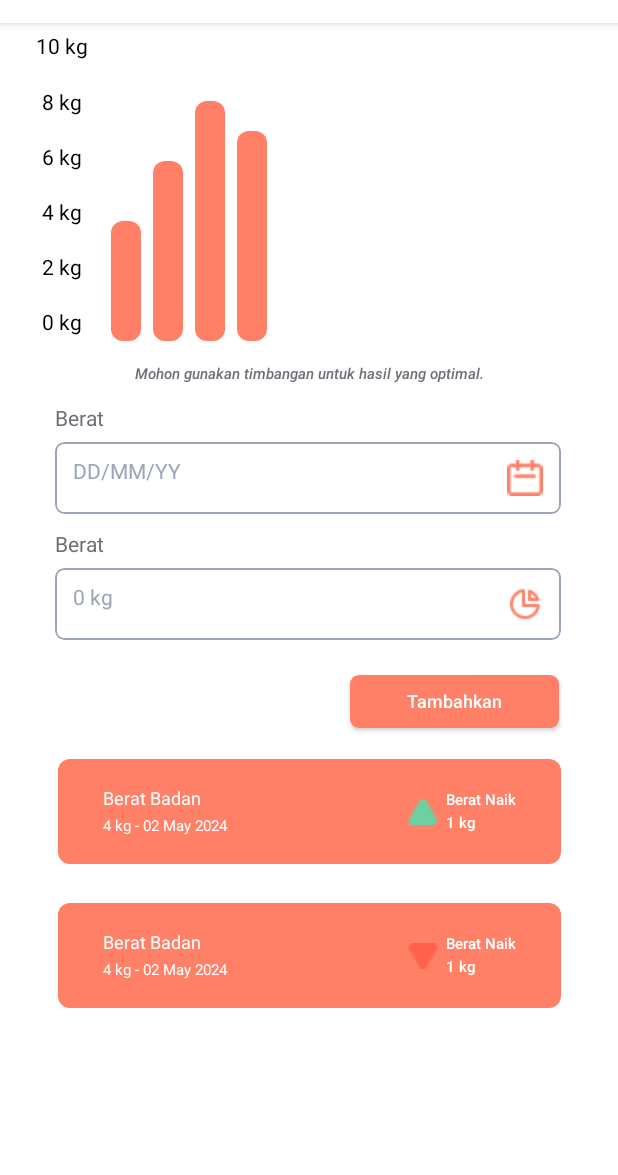
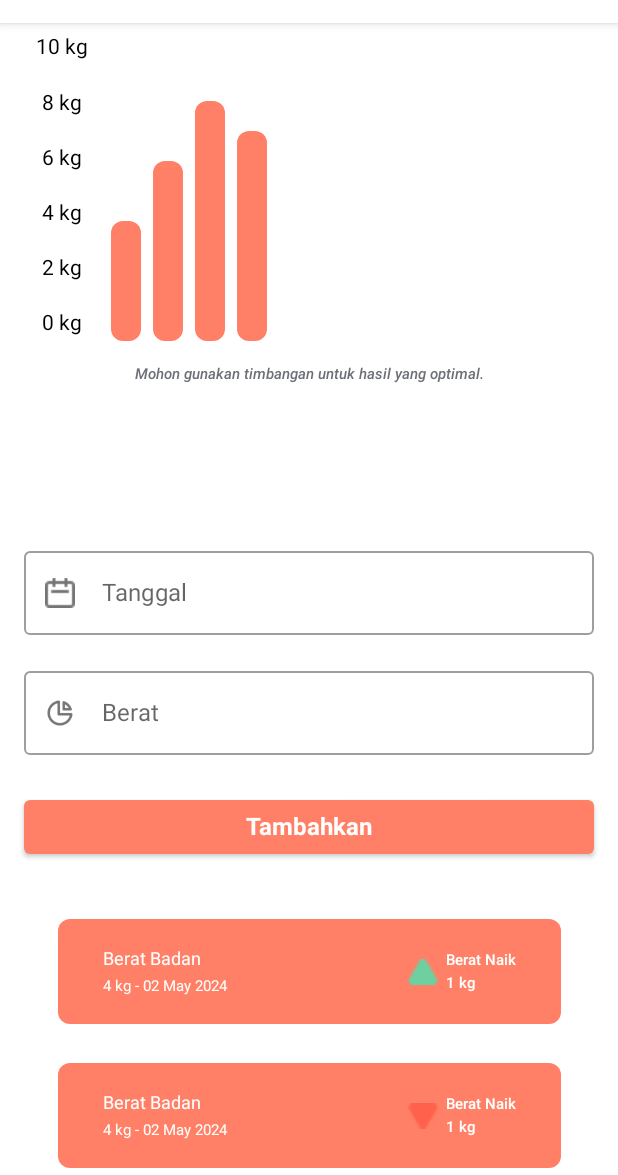
Before and after one commit to RicardJonathan/BulBulApp, an Android app built with Jetpack Compose: the WeightGrafikScreen screen opened through its navigation route, on a phone screen of 412 x 824 dp, the part 61-1236 px from its top. Run offline under Robolectric (Android 15) with nearby library versions, the phone set to English and light mode, and no system bars.

Commit message:
WeightGrafikScreen

```diff
--- a/app/src/main/java/com/example/bulbulapp/screen/WeightGrafikScreen.kt
+++ b/app/src/main/java/com/example/bulbulapp/screen/WeightGrafikScreen.kt
@@ -20,13 +20,20 @@ import androidx.compose.foundation.layout.width
 import androidx.compose.foundation.layout.wrapContentSize
 import androidx.compose.foundation.rememberScrollState
 import androidx.compose.foundation.shape.RoundedCornerShape
+import androidx.compose.foundation.text.KeyboardOptions
 import androidx.compose.foundation.verticalScroll
+import androidx.compose.material.Button
+import androidx.compose.material.ButtonDefaults
 import androidx.compose.material.Icon
 import androidx.compose.material.IconButton
+import androidx.compose.material.OutlinedTextField
 import androidx.compose.material.Scaffold
 import androidx.compose.material.Text
 import androidx.compose.material.TopAppBar
 import androidx.compose.runtime.Composable
+import androidx.compose.runtime.MutableState
+import androidx.compose.runtime.mutableStateOf
+import androidx.compose.runtime.remember
 import androidx.compose.ui.Alignment
 import androidx.compose.ui.Modifier
 import androidx.compose.ui.draw.clip
@@ -36,6 +43,8 @@ import androidx.compose.ui.res.painterResource
 import androidx.compose.ui.text.TextStyle
 import androidx.compose.ui.text.font.FontStyle
 import androidx.compose.ui.text.font.FontWeight
+import androidx.compose.ui.text.input.TextFieldValue
+import androidx.compose.ui.text.input.KeyboardType
 import androidx.compose.ui.text.style.TextAlign
 import androidx.compose.ui.tooling.preview.Preview
 import androidx.compose.ui.unit.Dp
@@ -45,13 +54,15 @@ import androidx.navigation.NavController
 import androidx.navigation.compose.rememberNavController
 import com.example.bulbulapp.R
 import com.example.bulbulapp.component.CatatanBeratBadanTurunItem
-import com.example.bulbulapp.component.InputTanggalDanBeratItem
 import com.example.bulbulapp.data.DummyData
 import com.example.bulbulapp.model.BeratBadan
 
 @Composable
 fun WeightGrafikScreen(navController: NavController) {
     val listBeratBadan = DummyData.listBeratBadan
+    val dateState = remember { mutableStateOf(TextFieldValue()) }
+    val weightState = remember { mutableStateOf(TextFieldValue()) }
+
     Scaffold(
         topBar = {
             TopAppBar(
@@ -94,12 +105,23 @@ fun WeightGrafikScreen(navController: NavController) {
                     .fillMaxSize()
                     .padding(innerPadding)
                     .verticalScroll(rememberScrollState())
-
             ) {
                 WeightChart(
                     beratBadanList = listBeratBadan,
                     modifier = Modifier.weight(1f),
                     contentPadding = PaddingValues(horizontal = 16.dp, vertical = 8.dp)
+                )
+                Spacer(modifier = Modifier.height(16.dp))
+                UserInputFields(dateState, weightState)
+                Spacer(modifier = Modifier.height(16.dp))
+                CatatanBeratBadan(
+                    modifier = Modifier.fillMaxWidth(),
+                    imagePainter = painterResource(id = R.drawable.polygon1) // Contoh penggunaan imagePainter
+                )
+                Spacer(modifier = Modifier.height(16.dp))
+                CatatanBeratBadanTurunItem(
+                    modifier = Modifier.fillMaxWidth(),
+                    imagePainter = painterResource(id = R.drawable.polygonturun) // Contoh penggunaan imagePainter
                 )
             }
         }
@@ -162,19 +184,6 @@ fun WeightChart(
                 .fillMaxWidth()
                 .padding(horizontal = 16.dp)
         )
-        Spacer(modifier = Modifier.height(16.dp))
-        InputTanggalDanBeratItem(modifier = Modifier.fillMaxWidth())
-        Spacer(modifier = Modifier.height(16.dp))
-        CatatanBeratBadan(
-            modifier = Modifier.fillMaxWidth(),
-            imagePainter = painterResource(id = R.drawable.polygon1 ) // Contoh penggunaan imagePainter
-        )
-        Spacer(modifier = Modifier.height(16.dp))
-        CatatanBeratBadanTurunItem(
-            modifier = Modifier.fillMaxWidth(),
-            imagePainter = painterResource(id = R.drawable.polygonturun ) // Contoh penggunaan imagePainter
-        )
-
     }
 }
 
@@ -195,7 +204,6 @@ fun WeightBar(
             .background(barColor)
     )
 }
-
 
 @Composable
 fun CatatanBeratBadan(modifier: Modifier = Modifier, imagePainter: Painter) {
@@ -275,6 +283,64 @@ fun CatatanBeratBadan(modifier: Modifier = Modifier, imagePainter: Painter) {
     }
 }
 
+@Composable
+fun UserInputFields(dateState: MutableState<TextFieldValue>, weightState: MutableState<TextFieldValue>) {
+    Column(
+        modifier = Modifier
+            .fillMaxWidth()
+            .padding(16.dp)
+    ) {
+        OutlinedTextField(
+            value = dateState.value,
+            onValueChange = { dateState.value = it },
+            label = { Text("Tanggal") },
+            placeholder = { Text("DD/MM/YY") },
+            modifier = Modifier
+                .fillMaxWidth()
+                .padding(vertical = 8.dp),
+            leadingIcon = {
+                Icon(
+                    painter = painterResource(id = R.drawable.calendar),
+                    contentDescription = "calendar icon",
+                    modifier = Modifier.size(20.dp)
+                )
+            }
+        )
+        OutlinedTextField(
+            value = weightState.value,
+            onValueChange = { weightState.value = it },
+            label = { Text("Berat") },
+            placeholder = { Text("0 kg") },
+            keyboardOptions = KeyboardOptions(keyboardType = KeyboardType.Number),
+            modifier = Modifier
+                .fillMaxWidth()
+                .padding(vertical = 8.dp),
+            leadingIcon = {
+                Icon(
+                    painter = painterResource(id = R.drawable.weight),
+                    contentDescription = "weight icon",
+                    modifier = Modifier.size(20.dp)
+                )
+            }
+        )
+        Spacer(modifier = Modifier.height(16.dp))
+        Button(
+            onClick = { /* Handle the add action */ },
+            modifier = Modifier.fillMaxWidth(),
+            colors = ButtonDefaults.buttonColors(backgroundColor = Color(0xFFFF8066))
+        ) {
+            Text(
+                text = "Tambahkan",
+                color = Color.White,
+                style = TextStyle(
+                    fontSize = 16.sp,
+                    fontWeight = FontWeight.Bold
+                )
+            )
+        }
+    }
+}
+
 @Preview(showBackground = true)
 @Composable
 fun WeightGrafikScreenPreview() {
```
Also changed, not shown: app/src/main/res/drawable/weight.png (added).
